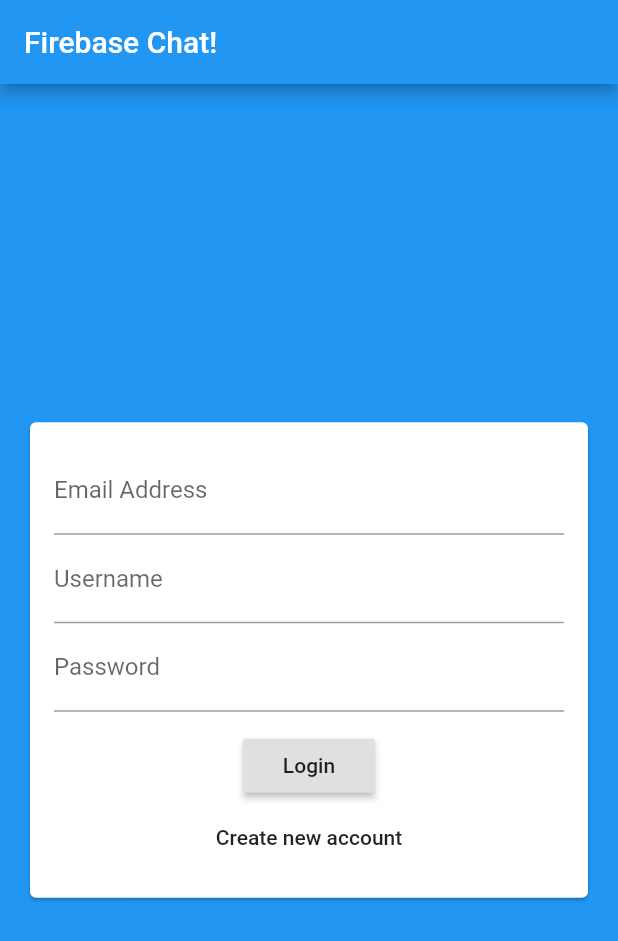
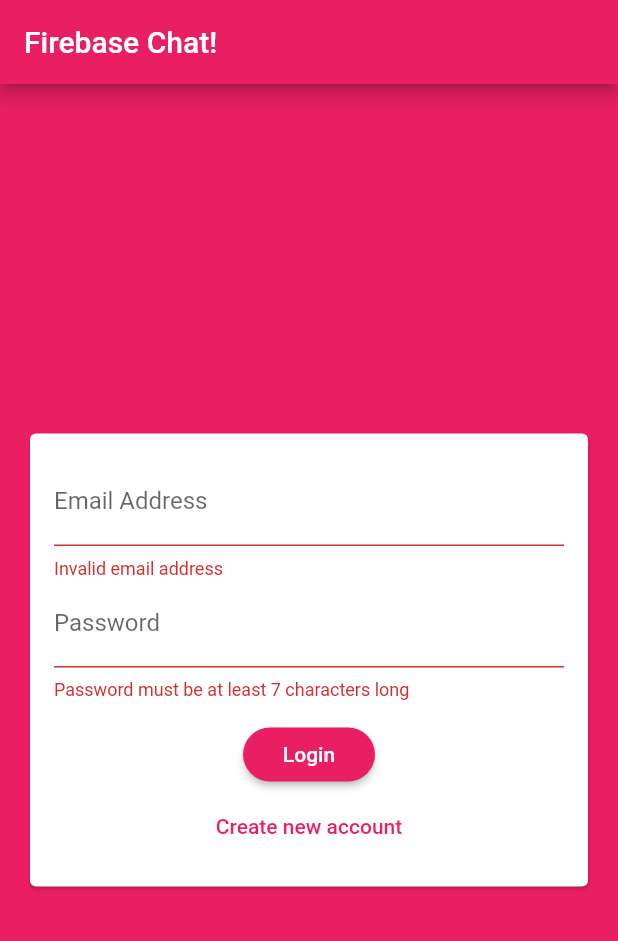
Before and after one commit to llandro/firebase_chat, a Flutter app: the screen it shows after launch, after a tap on "Login", on a phone screen of 412 x 824 dp. Shown: the top 941 px of the screen. Run offline on Flutter 3.47's test engine with Material 2 defaults, Android fonts, the phone set to English and light mode, and no system bars; our stand-ins replace cloud_firestore; accounts and stored records are empty.

Commit message:
Auth screen created

```diff
--- a/lib/main.dart
+++ b/lib/main.dart
@@ -13,7 +13,17 @@ class MyApp extends StatelessWidget {
     return MaterialApp(
       title: 'Flutter Firebase Chat',
       theme: ThemeData(
-        primarySwatch: Colors.blue,
+        primarySwatch: Colors.pink,
+        backgroundColor: Colors.pink,
+        accentColor: Colors.deepPurple,
+        accentColorBrightness: Brightness.dark,
+        buttonTheme: ButtonTheme.of(context).copyWith(
+          buttonColor: Colors.pink,
+          textTheme: ButtonTextTheme.primary,
+          shape: RoundedRectangleBorder(
+            borderRadius: BorderRadius.circular(20),
+          ),
+        ),
         visualDensity: VisualDensity.adaptivePlatformDensity,
       ),
       home: AuthScreen(),
--- a/lib/widgets/auth_form.dart
+++ b/lib/widgets/auth_form.dart
@@ -6,6 +6,20 @@ class AuthForm extends StatefulWidget {
 }
 
 class _AuthFormState extends State<AuthForm> {
+  final _formKey = GlobalKey<FormState>();
+  var isLogin = true;
+  String _userName = '';
+  String _email = '';
+  String _password = '';
+
+  void _trySubmit() {
+    final isValid = _formKey.currentState.validate();
+    FocusScope.of(context).unfocus();
+    if (isValid) {
+      _formKey.currentState.save();
+    }
+  }
+
   @override
   Widget build(BuildContext context) {
     return Center(
@@ -15,32 +29,68 @@ class _AuthFormState extends State<AuthForm> {
           child: Padding(
             padding: EdgeInsets.all(16),
             child: Form(
+              key: _formKey,
               child: Column(
                 mainAxisSize: MainAxisSize.min,
                 children: <Widget>[
                   TextFormField(
+                    key: ValueKey('email'),
+                    validator: (value) {
+                      if (value.isEmpty || !value.contains('@'))
+                        return 'Invalid email address';
+                      return null;
+                    },
+                    onSaved: (val) {
+                      _email = val.trim();
+                    },
                     keyboardType: TextInputType.emailAddress,
                     decoration: InputDecoration(
                       labelText: 'Email Address',
                     ),
                   ),
+                  if (!isLogin)
+                    TextFormField(
+                      key: ValueKey('username'),
+                      validator: (val) {
+                        if (val.isEmpty || val.trim().length < 3)
+                          return 'Username is too short!';
+                        return null;
+                      },
+                      decoration: InputDecoration(labelText: 'Username'),
+                      onSaved: (val) {
+                        _userName = val.trim();
+                      },
+                    ),
                   TextFormField(
-                    decoration: InputDecoration(labelText: 'Username'),
-                  ),
-                  TextFormField(
+                    key: ValueKey('password'),
+                    validator: (val) {
+                      if (val.isEmpty || val.length < 7)
+                        return 'Password must be at least 7 characters long';
+                      return null;
+                    },
                     decoration: InputDecoration(labelText: 'Password'),
                     obscureText: true,
+                    onSaved: (val) {
+                      _password = val;
+                    },
                   ),
                   SizedBox(
                     height: 12,
                   ),
                   RaisedButton(
-                    child: Text('Login'),
-                    onPressed: () {},
+                    child: Text(isLogin ? 'Login' : 'Signup'),
+                    onPressed: _trySubmit,
                   ),
                   FlatButton(
-                    child: Text('Create new account'),
-                    onPressed: () {},
+                    child: Text(isLogin
+                        ? 'Create new account'
+                        : 'I already have an account'),
+                    onPressed: () {
+                      setState(() {
+                        isLogin = !isLogin;
+                      });
+                    },
+                    textColor: Theme.of(context).primaryColor,
                   ),
                 ],
               ),
```
